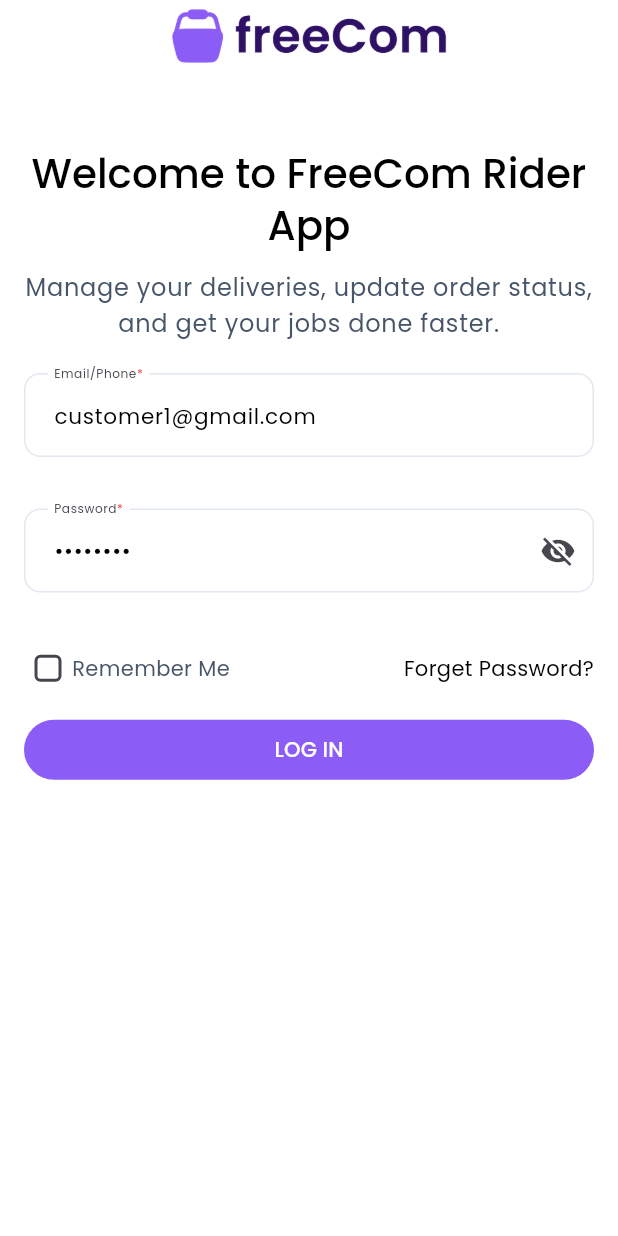
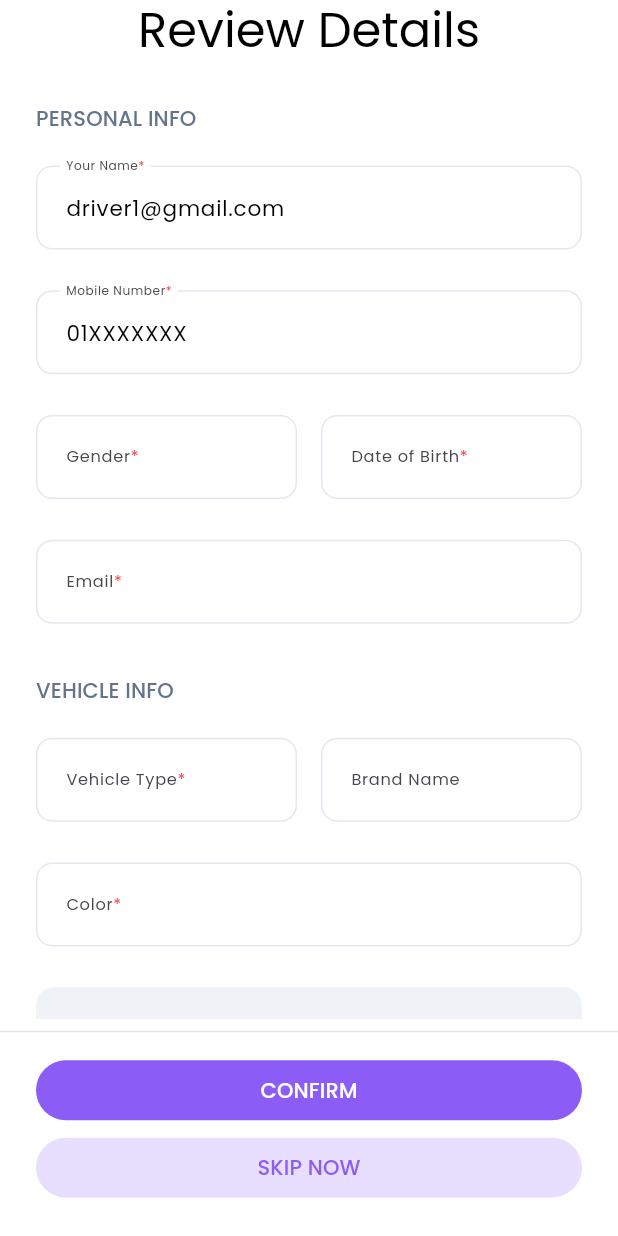
Before and after one commit to niloy000123/easy-commerce-driver, a Flutter app: the SigninPage screen opened by its route, after a tap on "LOG IN", on a phone screen of 412 x 824 dp. Run offline on Flutter 3.47's test engine with Material 3 defaults, Android fonts, the phone set to English and light mode, and no system bars; our stand-ins replace cached_network_image, dio, flutter_easyloading, flutter_riverpod, flutter_screenutil, flutter_svg and 8 more; accounts and stored records are empty.

Commit message:
add review detail page

```diff
--- a/lib/core/common/widget/form_widget.dart
+++ b/lib/core/common/widget/form_widget.dart
@@ -45,6 +45,7 @@ class CustomFormWidget extends StatelessWidget {
       controller: controller,
       focusNode: focusNode,
       readOnly: readOnly,
+      enableInteractiveSelection: !readOnly,
       textAlignVertical: TextAlignVertical.center,
       obscureText: obscureText!,
       onChanged: onChanged,
--- a/lib/core/router/router.dart
+++ b/lib/core/router/router.dart
@@ -5,10 +5,20 @@ import 'package:page_transition/page_transition.dart';
 import 'package:simple_ecommerce_delivery_app/app_page/splash_page.dart';
 import 'package:simple_ecommerce_delivery_app/app_page/welcome_page.dart';
 import 'package:simple_ecommerce_delivery_app/core/utils/global_function.dart';
+import 'package:simple_ecommerce_delivery_app/features/auth/view/review_detail_page.dart';
 import 'package:simple_ecommerce_delivery_app/features/auth/view/signin_page.dart';
+import 'package:simple_ecommerce_delivery_app/features/home/view/home_page.dart';
 import 'package:simple_ecommerce_delivery_app/init_dependencies.dart';
 
-enum AppRoute { splash, welcome, signIn, signUp, home, forgotPassPage }
+enum AppRoute {
+  splash,
+  welcome,
+  signIn,
+  signUp,
+  home,
+  forgotPassPage,
+  reviewDetailPage,
+}
 
 @LazySingleton()
 class AppRouter {
@@ -53,6 +63,29 @@ class AppRouter {
             transitionsBuilder: _customPageTransitionBuilder,
           );
         },
+        routes: [
+          GoRoute(
+            path: 'review_detail_page',
+            name: AppRoute.reviewDetailPage.name,
+            pageBuilder: (BuildContext context, GoRouterState state) {
+              return CustomTransitionPage(
+                child: ReviewDetailPage(),
+                transitionsBuilder: _customPageTransitionBuilder,
+              );
+            },
+          ),
+        ],
+      ),
+
+      GoRoute(
+        path: '/home',
+        name: AppRoute.home.name,
+        pageBuilder: (BuildContext context, GoRouterState state) {
+          return CustomTransitionPage(
+            child: HomePage(),
+            transitionsBuilder: _customPageTransitionBuilder,
+          );
+        },
       ),
     ],
   );
--- /dev/null
+++ b/lib/features/auth/view/review_detail_page.dart
@@ -0,0 +1,258 @@
+import 'package:flutter/material.dart';
+import 'package:simple_ecommerce_delivery_app/core/utils/color_change.dart';
+import '../../../core/app_export.dart';
+
+class ReviewDetailPage extends StatefulWidget {
+  const ReviewDetailPage({super.key});
+
+  @override
+  State<ReviewDetailPage> createState() => _ReviewDetailPageState();
+}
+
+class _ReviewDetailPageState extends State<ReviewDetailPage> {
+  final formKey = GlobalKey<FormState>();
+  final TextEditingController nameController = TextEditingController()
+    ..text = 'driver1@gmail.com';
+  final TextEditingController mobileController = TextEditingController()
+    ..text = '01XXXXXXX';
+  final TextEditingController genderController = TextEditingController();
+  final TextEditingController dobController = TextEditingController();
+  final TextEditingController emailController = TextEditingController();
+  final TextEditingController vehicleController = TextEditingController();
+  final TextEditingController brandController = TextEditingController();
+  final TextEditingController colorController = TextEditingController();
+
+  @override
+  Widget build(BuildContext context) {
+    return Scaffold(
+      // bottom buttons
+      bottomNavigationBar: SizedBox(
+        width: double.infinity,
+        child: Column(
+          mainAxisSize: MainAxisSize.min,
+          children: [
+            Divider(color: colors(context).borderColor),
+            8.ph,
+            Padding(
+              padding: EdgeInsets.symmetric(horizontal: 24.w),
+              child: AppButton(
+                title: 'CONFIRM',
+                onTap: () {
+                  context.goNamed(AppRoute.home.name);
+                },
+              ),
+            ),
+            4.ph,
+            Padding(
+              padding: EdgeInsets.symmetric(horizontal: 24.w),
+              child: AppButton(
+                title: 'SKIP NOW',
+                onTap: () {
+                  context.goNamed(AppRoute.home.name);
+                },
+                titleColor: colors(context).primaryColor,
+                buttonColor: colors(context).primaryColor!.withOpacity(.2),
+              ),
+            ),
+            24.ph,
+          ],
+        ),
+      ),
+      body: SafeArea(
+        child: SingleChildScrollView(
+          child: Form(
+            key: formKey,
+            child: Column(
+              crossAxisAlignment: CrossAxisAlignment.start,
+              children: [
+                // title
+                Center(
+                  child: Text(
+                    'Review Details',
+                    style: AppTextStyle(context).s32w400Headline.copyWith(
+                      color: colors(context).textRegularColor,
+                    ),
+                  ),
+                ),
+
+                32.ph,
+
+                // personal info
+                Padding(
+                  padding: EdgeInsets.symmetric(horizontal: 24.w),
+                  child: Column(
+                    crossAxisAlignment: CrossAxisAlignment.start,
+                    children: [
+                      Text(
+                        'PERSONAL INFO',
+                        style: AppTextStyle(context).s14w500Label.copyWith(
+                          color: AppStaticColor.slate500Color,
+                        ),
+                      ),
+                      24.ph,
+                      CustomFormWidget(
+                        hint: 'Name',
+                        label: 'Your Name',
+                        controller: nameController,
+                        readOnly: false,
+                        validator: (val) => validatorWithMessage(
+                          message: 'Name is required',
+                          value: val,
+                        ),
+                      ),
+                      8.ph,
+                      CustomFormWidget(
+                        hint: 'Mobile Number',
+                        label: 'Mobile Number',
+                        controller: mobileController,
+                        readOnly: true,
+                        validator: (val) => validatorWithMessage(
+                          message: 'Mobile Number is required',
+                          value: val,
+                        ),
+                      ),
+                      8.ph,
+                      Row(
+                        children: [
+                          Expanded(
+                            child: CustomFormWidget(
+                              hint: 'Gender',
+                              label: 'Gender',
+                              controller: genderController,
+                              readOnly: true,
+                              validator: (val) => validatorWithMessage(
+                                message: 'Gender is required',
+                                value: val,
+                              ),
+                            ),
+                          ),
+                          16.pw,
+                          Expanded(
+                            child: CustomFormWidget(
+                              hint: 'Date of Birth',
+                              label: 'Date of Birth',
+                              controller: dobController,
+                              readOnly: true,
+                              validator: (val) => validatorWithMessage(
+                                message: 'Date of Birth is required',
+                                value: val,
+                              ),
+                            ),
+                          ),
+                        ],
+                      ),
+                      8.ph,
+                      CustomFormWidget(
+                        hint: 'Email',
+                        label: 'Email',
+                        controller: emailController,
+
+                        validator: (val) => validatorWithMessage(
+                          message: 'Email is required',
+                          value: val,
+                          isEmail: true,
+                        ),
+                      ),
+                    ],
+                  ),
+                ),
+                16.ph,
+                // VEHICLE INFO
+                Padding(
+                  padding: EdgeInsets.symmetric(horizontal: 24.w),
+                  child: Column(
+                    crossAxisAlignment: CrossAxisAlignment.start,
+                    children: [
+                      Text(
+                        'VEHICLE INFO',
+                        style: AppTextStyle(context).s14w500Label.copyWith(
+                          color: AppStaticColor.slate500Color,
+                        ),
+                      ),
+                      24.ph,
+
+                      Row(
+                        children: [
+                          Expanded(
+                            child: CustomFormWidget(
+                              hint: 'By-Cycle',
+                              label: 'Vehicle Type',
+                              controller: vehicleController,
+
+                              validator: (val) => validatorWithMessage(
+                                message: 'Vehicle Type is required',
+                                value: val,
+                              ),
+                            ),
+                          ),
+                          16.pw,
+                          Expanded(
+                            child: CustomFormWidget(
+                              hint: 'Brand Name',
+                              label: 'Brand Name',
+                              controller: brandController,
+                            ),
+                          ),
+                        ],
+                      ),
+                      8.ph,
+
+                      CustomFormWidget(
+                        hint: 'Color',
+                        label: 'Color',
+                        controller: brandController,
+
+                        validator: (val) => validatorWithMessage(
+                          message: 'Color is required',
+                          value: val,
+                        ),
+                      ),
+                    ],
+                  ),
+                ),
+                8.ph,
+                // image picker
+                Container(
+                  margin: EdgeInsets.symmetric(horizontal: 24.w),
+                  width: double.infinity,
+                  padding: EdgeInsets.all(24.w),
+                  decoration: BoxDecoration(
+                    borderRadius: BorderRadius.circular(12.w),
+                    color: lightenColor(colors(context).borderColor!, .04),
+                  ),
+                  child: Column(
+                    children: [
+                      Container(
+                        decoration: BoxDecoration(shape: BoxShape.circle),
+                        width: 104.w,
+                        height: 104.w,
+                        child: ClipRRect(
+                          borderRadius: BorderRadius.circular(52.w),
+                          child: CustomImageView(
+                            imagePath: Assets.images.defaultUser.path,
+                            // fit: BoxFit.cover,
+                          ),
+                        ),
+                      ),
+                      20.ph,
+                      AppButton(
+                        suffixIcon: Icon(
+                          Icons.camera_alt_outlined,
+                          color: colors(context).primaryColor,
+                        ),
+                        buttonColor: colors(context).scaffoldBackgroundColor,
+                        title: 'Take Photo',
+                        titleColor: colors(context).primaryColor,
+                        onTap: () {},
+                      ),
+                    ],
+                  ),
+                ),
+              ],
+            ),
+          ),
+        ),
+      ),
+    );
+  }
+}
--- a/lib/features/auth/view/signin_page.dart
+++ b/lib/features/auth/view/signin_page.dart
@@ -164,7 +164,9 @@ class _SigninPageState extends State<SigninPage> {
                                       //   );
                                       // }
 
-                                      context.goNamed(AppRoute.home.name);
+                                      context.goNamed(
+                                        AppRoute.reviewDetailPage.name,
+                                      );
                                     }
                                   },
                                 );
```
